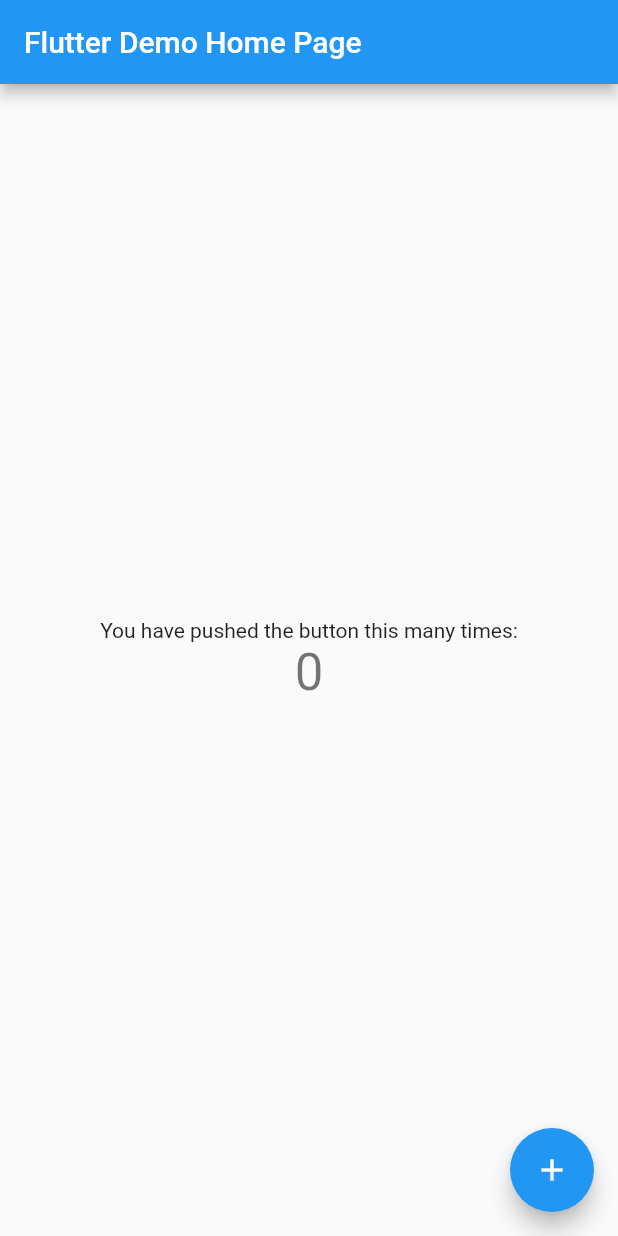
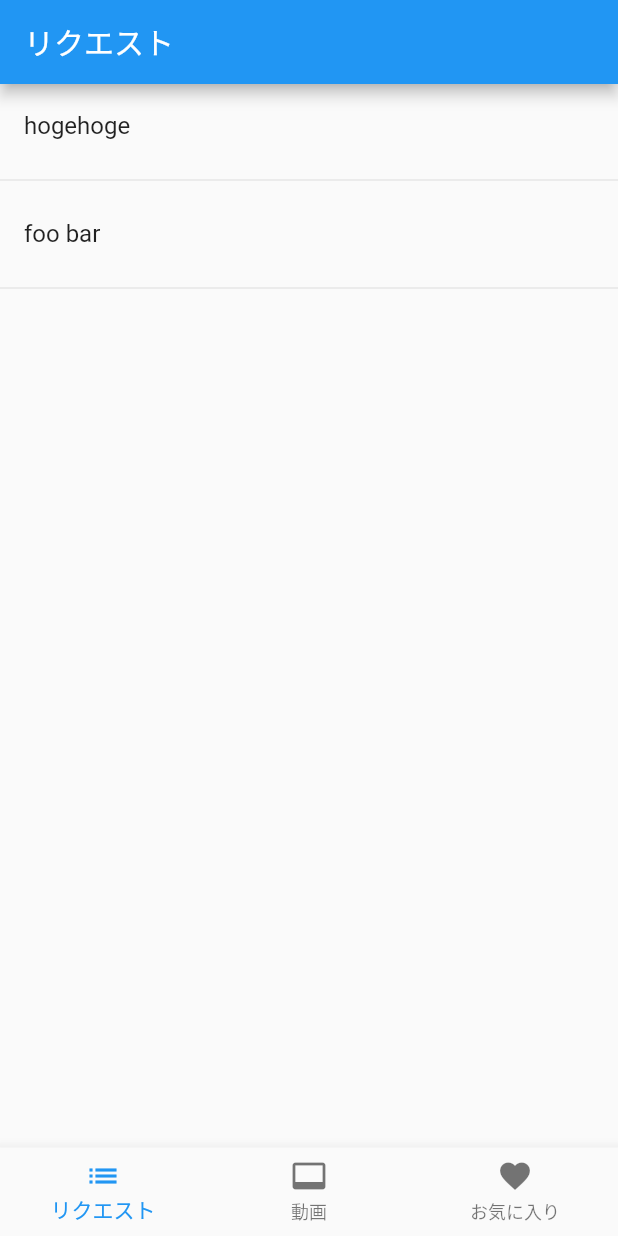
Before and after one commit to hironytic/MobConfVideo, a Flutter app: the screen it shows after launch, on a phone screen of 412 x 824 dp. Run offline on Flutter 3.47's test engine with Material 2 defaults, Android fonts, the phone set to English and light mode, and no system bars.

Commit message:
Build main UI

```diff
--- a/lib/main.dart
+++ b/lib/main.dart
@@ -1,4 +1,7 @@
 import 'package:flutter/material.dart';
+import 'package:mob_conf_video/favorite/favorite_page.dart';
+import 'package:mob_conf_video/request/request_page.dart';
+import 'package:mob_conf_video/video/video_page.dart';
 
 void main() => runApp(MyApp());
 
@@ -7,105 +10,69 @@ class MyApp extends StatelessWidget {
   @override
   Widget build(BuildContext context) {
     return MaterialApp(
-      title: 'Flutter Demo',
+      title: 'MobConfVideo',
       theme: ThemeData(
-        // This is the theme of your application.
-        //
-        // Try running your application with "flutter run". You'll see the
-        // application has a blue toolbar. Then, without quitting the app, try
-        // changing the primarySwatch below to Colors.green and then invoke
-        // "hot reload" (press "r" in the console where you ran "flutter run",
-        // or simply save your changes to "hot reload" in a Flutter IDE).
-        // Notice that the counter didn't reset back to zero; the application
-        // is not restarted.
         primarySwatch: Colors.blue,
       ),
-      home: MyHomePage(title: 'Flutter Demo Home Page'),
+      home: MyHomePage(),
     );
   }
 }
 
 class MyHomePage extends StatefulWidget {
-  MyHomePage({Key key, this.title}) : super(key: key);
-
-  // This widget is the home page of your application. It is stateful, meaning
-  // that it has a State object (defined below) that contains fields that affect
-  // how it looks.
-
-  // This class is the configuration for the state. It holds the values (in this
-  // case the title) provided by the parent (in this case the App widget) and
-  // used by the build method of the State. Fields in a Widget subclass are
-  // always marked "final".
-
-  final String title;
+  MyHomePage({Key key}) : super(key: key);
 
   @override
   _MyHomePageState createState() => _MyHomePageState();
 }
 
 class _MyHomePageState extends State<MyHomePage> {
-  int _counter = 0;
+  int _currentPageIndex = 0;
 
-  void _incrementCounter() {
+  void _onBottomNavigationItemTapped(int pageIndex) {
     setState(() {
-      // This call to setState tells the Flutter framework that something has
-      // changed in this State, which causes it to rerun the build method below
-      // so that the display can reflect the updated values. If we changed
-      // _counter without calling setState(), then the build method would not be
-      // called again, and so nothing would appear to happen.
-      _counter++;
+      _currentPageIndex = pageIndex;
     });
+  }
+
+  Widget _buildBottomNavigationBar() {
+    return BottomNavigationBar(
+      items: <BottomNavigationBarItem>[
+        BottomNavigationBarItem(
+            icon: Icon(Icons.list),
+            title: Text("リクエスト")),
+        BottomNavigationBarItem(
+            icon: Icon(Icons.video_label),
+            title: Text("動画")),
+        BottomNavigationBarItem(
+            icon: Icon(Icons.favorite),
+            title: Text("お気に入り")),
+      ],
+      currentIndex: _currentPageIndex,
+      onTap: _onBottomNavigationItemTapped,
+    );
   }
 
   @override
   Widget build(BuildContext context) {
-    // This method is rerun every time setState is called, for instance as done
-    // by the _incrementCounter method above.
-    //
-    // The Flutter framework has been optimized to make rerunning build methods
-    // fast, so that you can just rebuild anything that needs updating rather
-    // than having to individually change instances of widgets.
-    return Scaffold(
-      appBar: AppBar(
-        // Here we take the value from the MyHomePage object that was created by
-        // the App.build method, and use it to set our appbar title.
-        title: Text(widget.title),
-      ),
-      body: Center(
-        // Center is a layout widget. It takes a single child and positions it
-        // in the middle of the parent.
-        child: Column(
-          // Column is also layout widget. It takes a list of children and
-          // arranges them vertically. By default, it sizes itself to fit its
-          // children horizontally, and tries to be as tall as its parent.
-          //
-          // Invoke "debug painting" (press "p" in the console, choose the
-          // "Toggle Debug Paint" action from the Flutter Inspector in Android
-          // Studio, or the "Toggle Debug Paint" command in Visual Studio Code)
-          // to see the wireframe for each widget.
-          //
-          // Column has various properties to control how it sizes itself and
-          // how it positions its children. Here we use mainAxisAlignment to
-          // center the children vertically; the main axis here is the vertical
-          // axis because Columns are vertical (the cross axis would be
-          // horizontal).
-          mainAxisAlignment: MainAxisAlignment.center,
-          children: <Widget>[
-            Text(
-              'You have pushed the button this many times:',
-            ),
-            Text(
-              '$_counter',
-              style: Theme.of(context).textTheme.display1,
-            ),
-          ],
-        ),
-      ),
-      floatingActionButton: FloatingActionButton(
-        onPressed: _incrementCounter,
-        tooltip: 'Increment',
-        child: Icon(Icons.add),
-      ), // This trailing comma makes auto-formatting nicer for build methods.
-    );
+    switch (_currentPageIndex) {
+      case 0:
+        return RequestPage(
+          bottomNavigationBar: _buildBottomNavigationBar(),
+        );
+
+      case 1:
+        return VideoPage(
+          bottomNavigationBar: _buildBottomNavigationBar(),
+        );
+
+      case 2:
+        return FavoritePage(
+          bottomNavigationBar: _buildBottomNavigationBar(),
+        );
+
+      default:
+        return null;
+    }
   }
 }
--- /dev/null
+++ b/lib/request/request_page.dart
@@ -0,0 +1,34 @@
+import 'package:flutter/material.dart';
+
+class RequestPage extends StatefulWidget {
+  RequestPage({Key key, this.bottomNavigationBar}) : super(key: key);
+
+  final Widget bottomNavigationBar;
+
+  @override
+  _RequestPageState createState() => _RequestPageState();
+}
+
+class _RequestPageState extends State<RequestPage> {
+  @override
+  Widget build(BuildContext context) {
+    return Scaffold(
+      appBar: AppBar(
+        title: Text("リクエスト"),
+      ),
+      body: ListView(
+        children: <Widget>[
+          ListTile(
+            title: Text("hogehoge"),
+          ),
+          Divider(),
+          ListTile(
+            title: Text("foo bar"),
+          ),
+          Divider(),
+        ],
+      ),
+      bottomNavigationBar: widget.bottomNavigationBar,
+    );
+  }
+}
```
Also changed, not shown: lib/favorite/favorite_page.dart (added, +25 -0 lines), lib/video/video_page.dart (added, +25 -0 lines).
